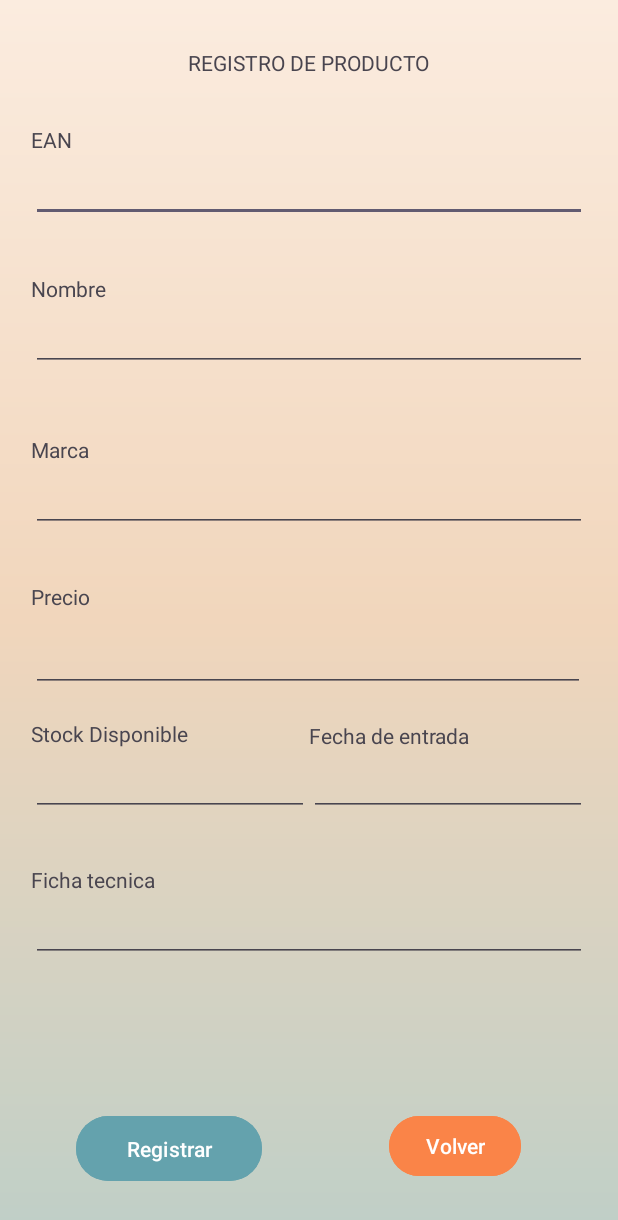
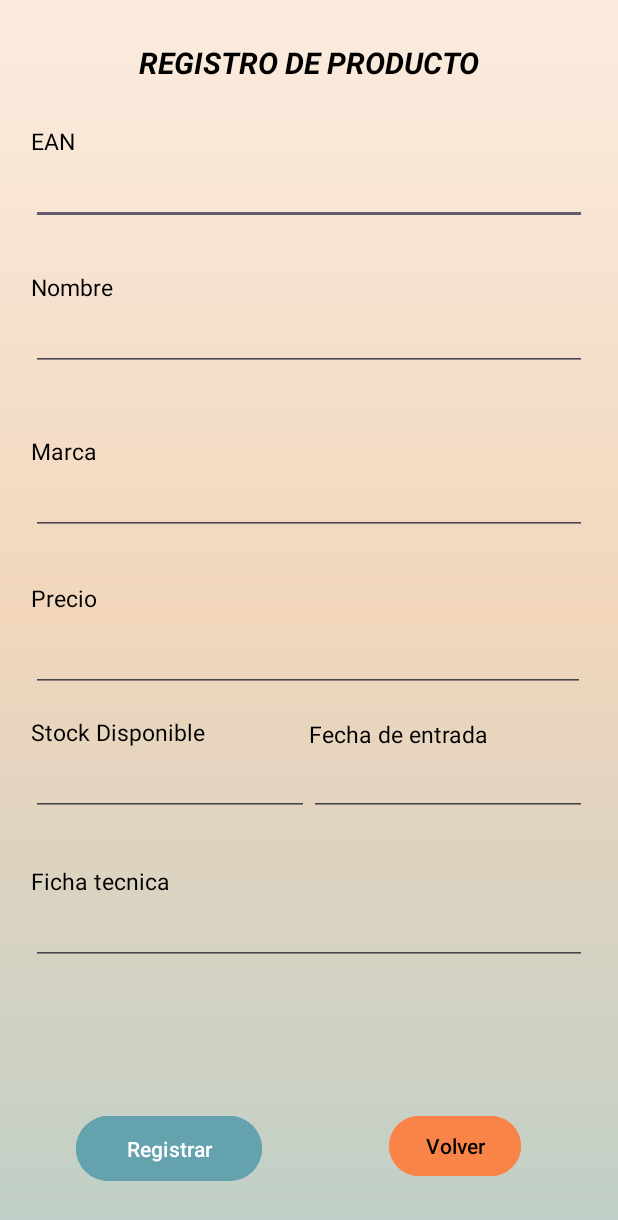
Before and after one commit to cathysulbaran/Proyecto_front_csb, an Android app: the RegistrarProducto screen opened directly, with no data from a screen before it, on a phone screen of 412 x 824 dp. Shown: the top 1220 px of the screen. Run offline under Robolectric (Android 15) with nearby library versions, the phone set to English and light mode, and no system bars; our stand-ins replace Firebase (no records; nobody signed in at launch, a user with empty details on screens opened directly).

Commit message:
PROYECTO FINAL,1

```diff
--- a/app/src/main/res/layout/activity_eliminar_modificar.xml
+++ b/app/src/main/res/layout/activity_eliminar_modificar.xml
@@ -16,6 +16,7 @@
         android:textSize="26dp"
         android:textStyle="italic|bold"
         android:text="Consulta Articulo"
+        android:textColor="@color/black"
         android:layout_centerHorizontal="true"
         />
 
@@ -34,12 +35,14 @@
         android:layout_height="wrap_content"
         android:textSize="20sp"
         android:text="Nombre del articulo"
+        android:textColor="@color/black"
         />
     <EditText
         android:id="@+id/edtNombreArticulo"
         android:layout_width="match_parent"
         android:layout_height="wrap_content"
         android:ems="10"
+        android:textColor="@color/black"
         android:textSize="20sp"
         android:inputType="text"
         />
@@ -49,6 +52,7 @@
         android:layout_height="wrap_content"
         android:backgroundTint="@color/boton_oscuro"
         android:text="Buscar"
+        android:textColor="@color/white"
         android:textSize="15sp"
         android:layout_gravity="center_horizontal"
         />
@@ -66,6 +70,7 @@
             android:id="@+id/recyclerView"
             android:layout_width="370dp"
             android:layout_height="400dp"
+            android:textColor="@color/black"
             />
 
     </LinearLayout>
@@ -74,6 +79,7 @@
         android:id="@+id/btVolver"
         android:layout_width="wrap_content"
         android:layout_height="wrap_content"
+        android:textColor="@color/black"
         android:backgroundTint="@color/boton_naranja"
         android:layout_below="@+id/linear02"
         android:text="Volver"
--- a/app/src/main/res/layout/activity_login.xml
+++ b/app/src/main/res/layout/activity_login.xml
@@ -55,6 +55,7 @@
             android:layout_marginTop="32dp"
             android:backgroundTint="@color/boton_oscuro"
             android:padding="18dp"
+            android:textColor="@color/white"
             android:text="Login"
             android:textSize="20sp" />
 
@@ -66,7 +67,7 @@
             android:text="Registrar "
             android:textAlignment="center"
             android:textSize="18dp"
-            android:textColor="@color/boton_naranja"
+            android:textColor="@color/black"
             android:textStyle="bold|italic"
             />
 
--- a/app/src/main/res/layout/activity_main.xml
+++ b/app/src/main/res/layout/activity_main.xml
@@ -17,6 +17,7 @@
         android:text="MI APLICACION"
         android:textAlignment="center"
         android:textSize="24sp"
+        android:textColor="@color/black"
         android:layout_marginTop="20dp"
         android:textStyle="bold|italic"
         />
@@ -35,6 +36,7 @@
         android:textSize="15sp"
         android:backgroundTint="#93BDBF"
         android:text="Registrar Producto"
+        android:textColor="@color/white"
         />
 
     <Button
@@ -44,6 +46,7 @@
         android:backgroundTint="#93BDBF"
         android:textSize="15sp"
         android:text="Eliminar o modificar producto"
+        android:textColor="@color/white"
         android:layout_marginTop="80dp"/>
 
     <Button
@@ -53,6 +56,7 @@
         android:backgroundTint="#93BDBF"
         android:textSize="15sp"
         android:text="Consulta Articulo"
+        android:textColor="@color/white"
         android:layout_marginTop="80dp"/>
 
     </LinearLayout>
@@ -62,6 +66,7 @@
         android:layout_width="wrap_content"
         android:layout_height="wrap_content"
         android:text="Cerrar Sesion"
+        android:textColor="@color/black"
         android:backgroundTint="@color/boton_naranja"
         />
 
--- a/app/src/main/res/layout/activity_registrar_producto.xml
+++ b/app/src/main/res/layout/activity_registrar_producto.xml
@@ -12,6 +12,9 @@
         android:layout_width="wrap_content"
         android:layout_height="wrap_content"
         android:text="REGISTRO DE PRODUCTO"
+        android:textColor="@color/black"
+        android:textSize="20dp"
+        android:textStyle="bold|italic"
         app:layout_constraintBottom_toTopOf="@+id/guideline4"
         app:layout_constraintEnd_toEndOf="parent"
         app:layout_constraintStart_toStartOf="parent"
@@ -52,6 +55,7 @@
         android:ems="10"
         app:layout_constraintEnd_toStartOf="@+id/guideline7"
         app:layout_constraintStart_toStartOf="@+id/guideline6"
+        android:textColor="@color/black"
         app:layout_constraintTop_toBottomOf="@+id/textView4"
         android:inputType="number"
         android:maxLength="13"
@@ -63,6 +67,7 @@
         android:layout_height="wrap_content"
         android:ems="10"
         android:inputType="text"
+        android:textColor="@color/black"
         app:layout_constraintBottom_toTopOf="@+id/guideline8"
         app:layout_constraintEnd_toStartOf="@+id/guideline7"
         app:layout_constraintStart_toStartOf="@+id/guideline6" />
@@ -72,6 +77,8 @@
         android:layout_width="0dp"
         android:layout_height="wrap_content"
         android:text="Nombre"
+        android:textSize="15dp"
+        android:textColor="@color/black"
         app:layout_constraintBottom_toTopOf="@+id/edtNombre"
         app:layout_constraintEnd_toStartOf="@+id/guideline7"
         app:layout_constraintStart_toStartOf="@+id/guideline6" />
@@ -81,6 +88,8 @@
         android:layout_width="0dp"
         android:layout_height="wrap_content"
         android:text="EAN"
+        android:textSize="15dp"
+        android:textColor="@color/black"
         app:layout_constraintEnd_toStartOf="@+id/guideline7"
         app:layout_constraintStart_toStartOf="@+id/guideline6"
         app:layout_constraintTop_toTopOf="@+id/guideline4" />
@@ -97,6 +106,8 @@
         android:layout_width="0dp"
         android:layout_height="wrap_content"
         android:text="Ficha tecnica"
+        android:textSize="15dp"
+        android:textColor="@color/black"
         app:layout_constraintEnd_toStartOf="@+id/guideline7"
         app:layout_constraintStart_toStartOf="@+id/guideline6"
         app:layout_constraintTop_toTopOf="@+id/guideline11" />
@@ -107,6 +118,7 @@
         android:layout_height="wrap_content"
         android:ems="10"
         android:inputType="text"
+        android:textColor="@color/black"
         app:layout_constraintEnd_toStartOf="@+id/guideline7"
         app:layout_constraintStart_toStartOf="@+id/guideline6"
         app:layout_constraintTop_toBottomOf="@+id/textView6" />
@@ -116,6 +128,8 @@
         android:layout_width="0dp"
         android:layout_height="wrap_content"
         android:text="Marca"
+        android:textSize="15dp"
+        android:textColor="@color/black"
         app:layout_constraintEnd_toStartOf="@+id/guideline7"
         app:layout_constraintHorizontal_bias="0.118"
         app:layout_constraintStart_toStartOf="@+id/guideline6"
@@ -126,6 +140,8 @@
         android:layout_width="0dp"
         android:layout_height="wrap_content"
         android:text="Stock Disponible"
+        android:textColor="@color/black"
+        android:textSize="15dp"
         app:layout_constraintBottom_toTopOf="@+id/edtStockDisponible"
         app:layout_constraintEnd_toStartOf="@+id/textView9"
         app:layout_constraintStart_toStartOf="@+id/guideline6" />
@@ -135,6 +151,8 @@
         android:layout_width="0dp"
         android:layout_height="wrap_content"
         android:text="Fecha de entrada"
+        android:textColor="@color/black"
+        android:textSize="15dp"
         app:layout_constraintBottom_toTopOf="@+id/edtFecha"
         app:layout_constraintEnd_toStartOf="@+id/guideline7"
         app:layout_constraintStart_toStartOf="@+id/guideline10" />
@@ -158,6 +176,7 @@
         android:layout_width="wrap_content"
         android:layout_height="wrap_content"
         android:orientation="vertical"
+        android:textColor="@color/black"
         app:layout_constraintGuide_percent="0.5" />
 
     <EditText
@@ -175,6 +194,7 @@
         android:layout_width="0dp"
         android:layout_height="44dp"
         android:ems="10"
+        android:textColor="@color/black"
         android:inputType="date"
         app:layout_constraintBottom_toTopOf="@+id/guideline5"
         app:layout_constraintEnd_toStartOf="@+id/guideline7"
@@ -195,6 +215,7 @@
         android:layout_width="wrap_content"
         android:layout_height="wrap_content"
         android:orientation="horizontal"
+        android:textColor="@color/black"
         app:layout_constraintGuide_percent="0.7" />
 
     <Button
@@ -204,6 +225,7 @@
         android:layout_marginTop="48dp"
         android:backgroundTint="@color/boton_oscuro"
         android:text="Registrar"
+        android:textColor="@color/white"
         app:layout_constraintEnd_toStartOf="@+id/guideline10"
         app:layout_constraintHorizontal_bias="0.491"
         app:layout_constraintStart_toStartOf="@+id/guideline6"
@@ -223,6 +245,7 @@
         android:layout_marginTop="48dp"
         android:backgroundTint="@color/boton_naranja"
         android:text="Volver"
+        android:textColor="@color/black"
         app:layout_constraintEnd_toStartOf="@+id/guideline7"
         app:layout_constraintHorizontal_bias="0.546"
         app:layout_constraintStart_toStartOf="@+id/guideline10"
@@ -248,6 +271,8 @@
         android:layout_height="27dp"
         android:layout_marginTop="4dp"
         android:text="Precio"
+        android:textColor="@color/black"
+        android:textSize="15dp"
         app:layout_constraintBottom_toTopOf="@+id/edtPrecio"
         app:layout_constraintEnd_toStartOf="@+id/guideline7"
         app:layout_constraintHorizontal_bias="0.0"
@@ -255,6 +280,7 @@
         app:layout_constraintTop_toTopOf="@+id/guideline23" />
 
     <EditText
+        android:textColor="@color/black"
         android:id="@+id/edtPrecio"
         android:layout_width="369dp"
         android:layout_height="43dp"
--- a/app/src/main/res/layout/activity_registro.xml
+++ b/app/src/main/res/layout/activity_registro.xml
@@ -27,6 +27,7 @@
             android:text="Registro de usuario"
             android:layout_marginTop="10dp"
             android:textAlignment="center"
+            android:textColor="@color/black"
             android:textSize="26sp"
             android:textStyle="bold|italic"
 
@@ -40,6 +41,7 @@
         android:layout_height="wrap_content"
         android:text="Escribe tu nombre:"
         android:textAlignment="center"
+        android:textColor="@color/black"
         android:textSize="20sp"
         android:textStyle="bold"
         android:layout_marginTop="50dp"
@@ -64,6 +66,7 @@
         android:text="Escribe tu Email:"
         android:textAlignment="center"
         android:textSize="20sp"
+        android:textColor="@color/black"
         android:textStyle="bold"
         android:layout_marginTop="30dp"
         />
@@ -87,6 +90,7 @@
         android:text="Escribe tu contraseña:"
         android:textAlignment="center"
         android:textSize="20sp"
+        android:textColor="@color/black"
         android:textStyle="bold"
         android:layout_marginTop="30dp"
         />
@@ -110,6 +114,7 @@
         android:backgroundTint="@color/boton_oscuro"
         android:layout_marginTop="20dp"
         android:text="Registrar"
+        android:textColor="@color/white"
         android:textSize="18sp"
          />
 
@@ -120,6 +125,7 @@
         android:layout_marginTop="20dp"
         android:backgroundTint="@color/boton_oscuro"
         android:text="Atras"
+        android:textColor="@color/white"
         android:textSize="18sp" />
 
 
```
Also changed, not shown: app/src/main/AndroidManifest.xml (+2 -16 lines), app/src/main/res/layout/activity_consulta_articulo.xml (+7 -0 lines), app/src/main/res/layout/activity_detalles_eliminar_modificar.xml (+15 -0 lines).
